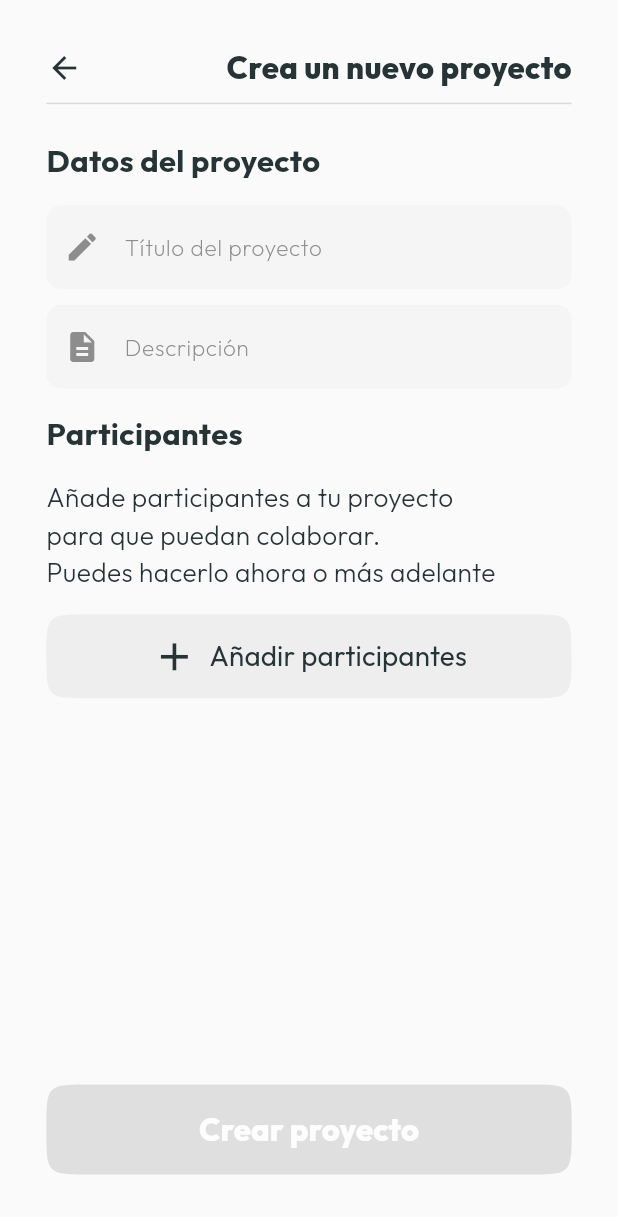
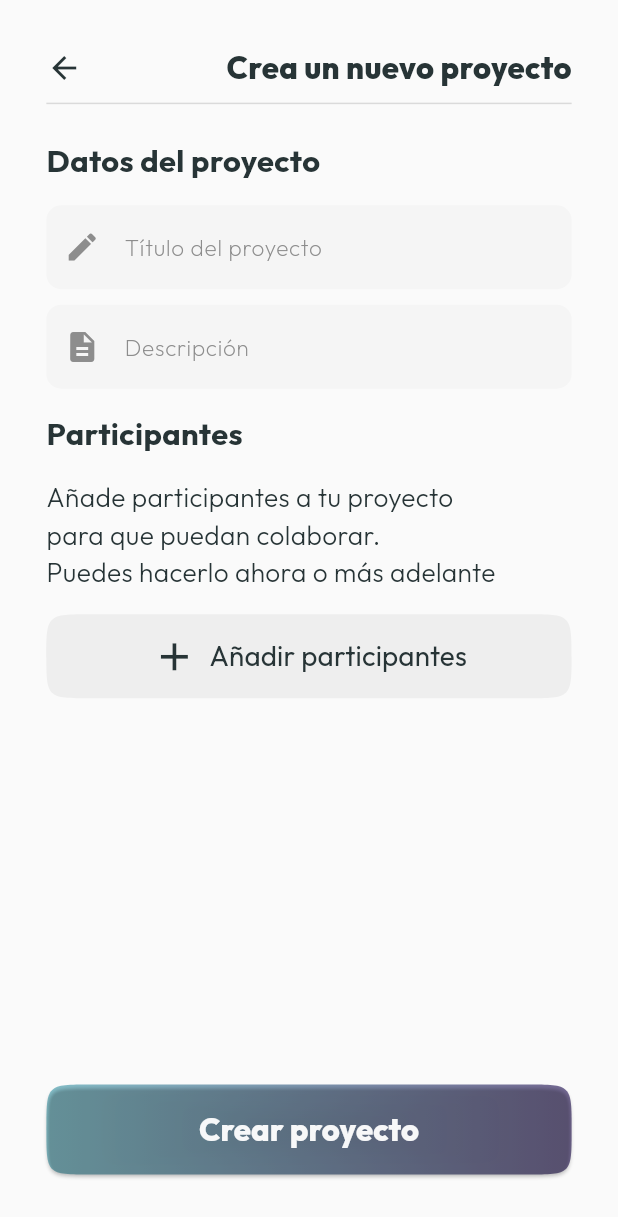
Before and after one commit to Tonii18/bolt_frontend, a Flutter app: the CreateProject screen opened directly, on a phone screen of 412 x 824 dp. Shown: the top 1217 px of the screen. Run offline on Flutter 3.47's test engine with Material 3 defaults, Android fonts, the phone set to English and light mode, and no system bars; our stand-ins replace flutter_secure_storage, flutter_svg, jwt_decoder; accounts and stored records are empty.

Commit message:
Create project screen finished

```diff
--- a/lib/services/auth_service.dart
+++ b/lib/services/auth_service.dart
@@ -6,7 +6,7 @@ import 'package:bolt_frontend/models/user_register.dart';
 import 'package:http/http.dart' as http;
 
 class AuthService {
-  static const String url = "http://10.10.6.143:8081";    //'http://192.168.1.134:8081';
+  static const String url = "http://10.0.2.2:8081";  //'http://192.168.1.134:8081'; //http://10.10.6.143:8081
 
   static Future<String?> register(UserRegister user) async {
     try {
--- a/lib/views/admin_role/create_project.dart
+++ b/lib/views/admin_role/create_project.dart
@@ -20,6 +20,8 @@ class _CreateProjectState extends State<CreateProject> {
     final size = Scales.size(context);
     final width = size.width;
     final scale = Scales.scale(context);
+
+    List<Color> gradientColors = [AppColors.blueWater, AppColors.purple];
 
     return Scaffold(
       body: SingleChildScrollView(
@@ -136,17 +138,30 @@ class _CreateProjectState extends State<CreateProject> {
 
               SizedBox(height: scale * 250),
 
-              CustomElevatedButton(
+              SizedBox(
+                child: DecoratedBox(
+                  decoration: ShapeDecoration(
+                    gradient: LinearGradient(colors: gradientColors),
+                    shape: ContinuousRectangleBorder(
+                      borderRadius: BorderRadiusGeometry.circular(30)
+                    )
+                  ),
+                  child: CustomElevatedButton(
                     width: width,
                     height: 60,
-                backgroundColor: AppColors.blueWater,
+                    backgroundColor: Colors.transparent,
                     borderColor: Colors.transparent,
                     borderRadius: 30,
                     text: 'Crear proyecto',
                     textColor: AppColors.white,
                     fontSize: scale * 20,
-                fontWeight: FontWeight.w800
-              )
+                    fontWeight: FontWeight.w800,
+                    onPressed: () {
+
+                    },
+                  ),
+                ),
+              ),
             ],
           ),
         ),
```
Lines whose indentation alone changed are shown as unchanged.
